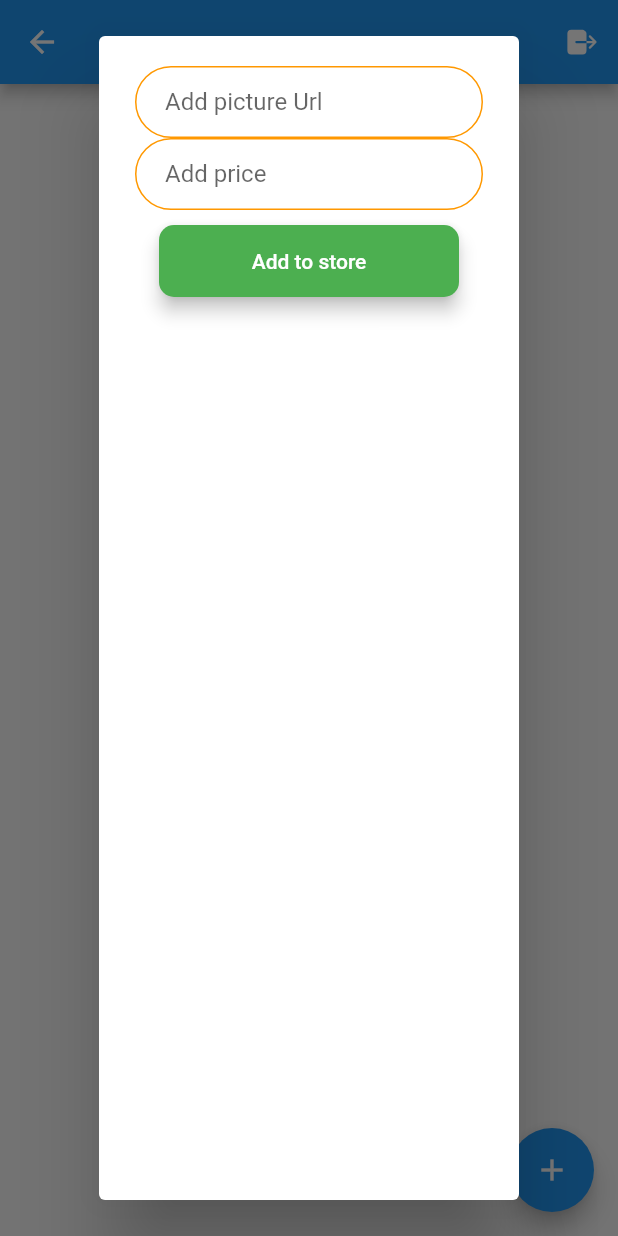
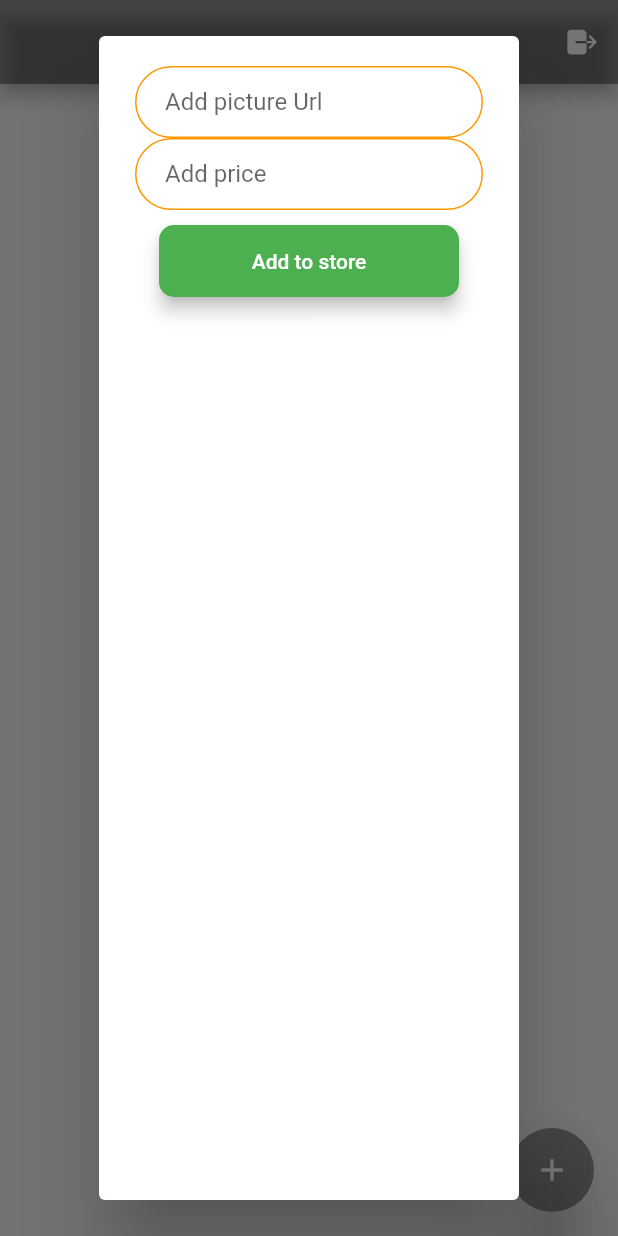
Before and after one commit to YazeedGhazalat/coverCase_flutter, a Flutter app: the StorePage screen opened by its route, after a tap on the "add" icon, on a phone screen of 412 x 824 dp. Run offline on Flutter 3.47's test engine with Material 2 defaults, Android fonts, the phone set to English and light mode, and no system bars; our stand-ins replace cloud_firestore, firebase_auth, firebase_core, ionicons; accounts and stored records are empty.

Commit message:
this is last update

```diff
--- a/lib/screens/storePage.dart
+++ b/lib/screens/storePage.dart
@@ -56,6 +56,9 @@ class _StorePageState extends State<StorePage> {
   Widget build(BuildContext context) {
     return Scaffold(
       appBar: AppBar(
+        automaticallyImplyLeading: false,
+        elevation: 5,
+        backgroundColor: Colors.black.withAlpha(100),
         actions: [
           IconButton(
               onPressed: (() {
@@ -67,6 +70,8 @@ class _StorePageState extends State<StorePage> {
         ],
       ),
       floatingActionButton: FloatingActionButton(
+        backgroundColor: Colors.black.withAlpha(100),
+        elevation: 20,
         child: Icon(Icons.add),
         onPressed: () {
           showDialog(
```
Also changed, not shown: lib/components/storeWidget.dart (+13 -9 lines).
